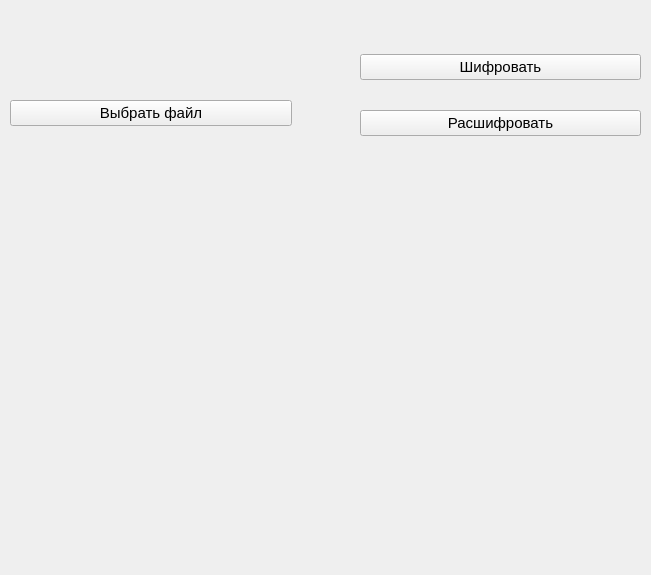
Above: consts/Main_window.ui from KKivik/Yaaa before the change. Below: the same form after it.
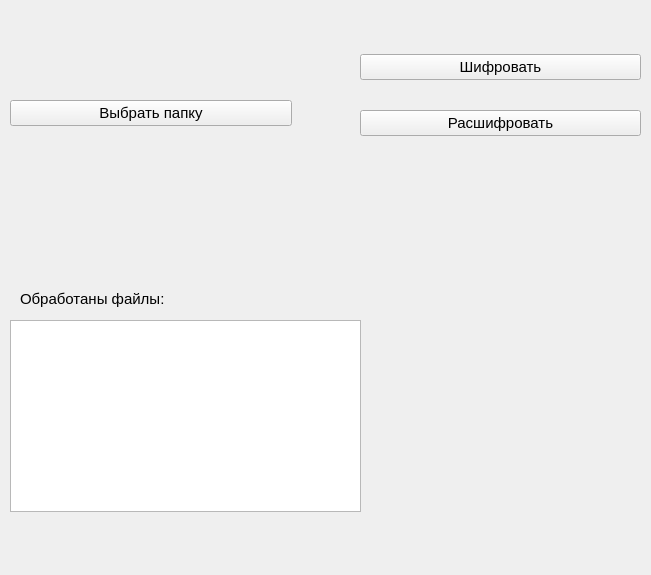
That is the form after the change.

Patch:
```diff
--- a/consts/Main_window.ui
+++ b/consts/Main_window.ui
@@ -66,7 +66,7 @@
          </font>
         </property>
         <property name="text">
-         <string>Выбрать файл</string>
+         <string>Выбрать папку</string>
         </property>
        </widget>
       </item>
@@ -134,6 +134,40 @@
     </item>
    </layout>
   </widget>
+  <widget class="QListWidget" name="listWidget">
+   <property name="geometry">
+    <rect>
+     <x>10</x>
+     <y>320</y>
+     <width>351</width>
+     <height>192</height>
+    </rect>
+   </property>
+   <property name="font">
+    <font>
+     <family>Rubik</family>
+     <pointsize>10</pointsize>
+    </font>
+   </property>
+  </widget>
+  <widget class="QLabel" name="label">
+   <property name="geometry">
+    <rect>
+     <x>20</x>
+     <y>290</y>
+     <width>261</width>
+     <height>17</height>
+    </rect>
+   </property>
+   <property name="font">
+    <font>
+     <pointsize>11</pointsize>
+    </font>
+   </property>
+   <property name="text">
+    <string>Обработаны файлы:</string>
+   </property>
+  </widget>
  </widget>
  <resources/>
  <connections/>
```
